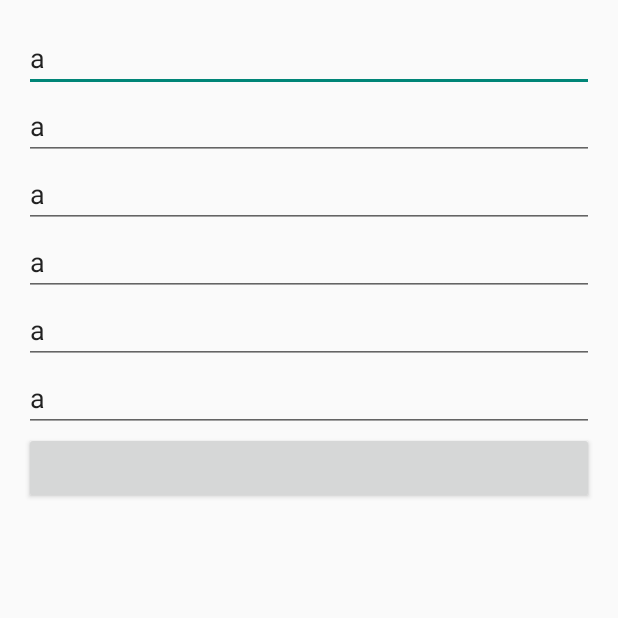
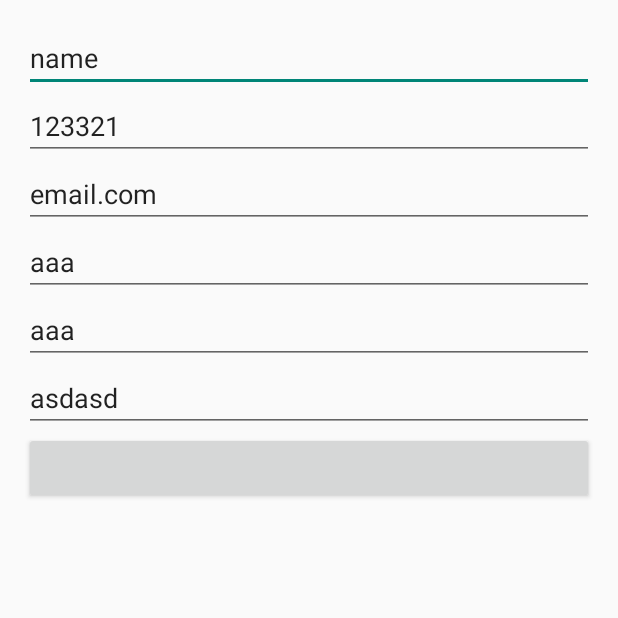
Before and after one commit to st1ch/Party-Tonight-Android, an Android app: the PromoterSignUpActivity screen opened directly, with no data from a screen before it, on a phone screen of 412 x 824 dp, the top half of it. Run offline under Robolectric (Android 15) with nearby library versions, the phone set to English and light mode, and no system bars; our stand-ins replace ButterKnife; 1 statement that could not run was skipped.

Commit message:
add sign in/sign up proper logic

```diff
--- a/app/src/main/java/app/media/opp/partytonight/data/Constants.java
+++ b/app/src/main/java/app/media/opp/partytonight/data/Constants.java
@@ -6,5 +6,5 @@ import java.util.Locale;
  * Created by sebastian on 13.06.16.
  */
 public interface Constants {
-    String BASE_URL = "http://10.0.1.6:8080";
+    String BASE_URL = "http://45.55.226.134:8080/partymaker/";
 }
--- a/app/src/main/java/app/media/opp/partytonight/data/MapperFactory.java
+++ b/app/src/main/java/app/media/opp/partytonight/data/MapperFactory.java
@@ -11,7 +11,6 @@ import app.media.opp.partytonight.domain.User;
  * Created by sebastian on 10.06.16.
  */
 public class MapperFactory implements AbstractMapperFactory {
-    private Gson gson = new Gson();
 
     @Override
     public Mapper<User, UserEntity> getUserEntityMapper() {
@@ -19,7 +18,7 @@ public class MapperFactory implements AbstractMapperFactory {
                 obj.getUserName(),
                 obj.getEmail(),
                 obj.getPhoneNumber(),
-                obj.getBillingInfo(),
+                obj.getBillingInfo() != null ? new BillingEntity(obj.getBillingInfo().getCardNumber()) : null,
                 obj.getEmergencyContact(),
                 obj.getPassword()
         );
--- a/app/src/main/java/app/media/opp/partytonight/data/PartyTonightAccount.java
+++ b/app/src/main/java/app/media/opp/partytonight/data/PartyTonightAccount.java
@@ -4,6 +4,7 @@ import android.content.Context;
 import android.content.SharedPreferences;
 
 import app.media.opp.partytonight.domain.Account;
+import app.media.opp.partytonight.domain.Billing;
 import app.media.opp.partytonight.domain.User;
 
 /**
@@ -35,7 +36,7 @@ public class PartyTonightAccount implements Account {
             String billingInfo = prefs.getString(BILLING_INFO, null);
             String emergencyContact = prefs.getString(EMERGENCY_CONTACT, null);
 
-            user = new User(userName, email, phone, billingInfo, emergencyContact, null);
+            user = new User(userName, email, phone, new Billing(billingInfo), emergencyContact, null);
             user.setToken(token);
         }
         return user;
@@ -49,7 +50,7 @@ public class PartyTonightAccount implements Account {
                 .putString(TOKEN, user.getToken())
                 .putString(EMAIL, user.getEmail())
                 .putString(PHONE, user.getPhoneNumber())
-                .putString(BILLING_INFO, user.getBillingInfo())
+                .putString(BILLING_INFO, user.getBillingInfo().getCardNumber())
                 .putString(EMERGENCY_CONTACT, user.getEmergencyContact())
                 .apply();
     }
@@ -62,6 +63,7 @@ public class PartyTonightAccount implements Account {
 
     @Override
     public void logout() {
+        user = null;
         context.getSharedPreferences(PREFS_NAME, Context.MODE_PRIVATE).edit()
                 .clear()
                 .apply();
--- a/app/src/main/java/app/media/opp/partytonight/data/rest/PartyTonightApi.java
+++ b/app/src/main/java/app/media/opp/partytonight/data/rest/PartyTonightApi.java
@@ -18,7 +18,7 @@ public interface PartyTonightApi {
 
 
     @POST("maker/signup")
-    Observable<Response> signUp(@Body UserEntity userEntity);
+    Observable<ResponseBody> makerSignUp(@Body UserEntity userEntity);
 
     @GET("signin")
     Observable<TokenEntity> logIn(@Header("Authorization") String authorization);
--- a/app/src/main/java/app/media/opp/partytonight/domain/User.java
+++ b/app/src/main/java/app/media/opp/partytonight/domain/User.java
@@ -8,7 +8,7 @@ import com.google.gson.annotations.SerializedName;
 public class User {
     String userName;
     String phoneNumber;
-    String billingInfo;
+    Billing billingInfo;
     String emergencyContact;
     String password;
     String email;
@@ -18,7 +18,7 @@ public class User {
         this(null, email, null, null, null, password);
     }
 
-    public User(String userName, String email, String phoneNumber, String billingInfo, String emergencyContact, String password) {
+    public User(String userName, String email, String phoneNumber, Billing billingInfo, String emergencyContact, String password) {
         this.userName = userName;
         this.email = email;
         this.phoneNumber = phoneNumber;
@@ -47,7 +47,7 @@ public class User {
         return phoneNumber;
     }
 
-    public String getBillingInfo() {
+    public Billing getBillingInfo() {
         return billingInfo;
     }
 
--- a/app/src/main/java/app/media/opp/partytonight/presentation/activities/ProgressActivity.java
+++ b/app/src/main/java/app/media/opp/partytonight/presentation/activities/ProgressActivity.java
@@ -2,6 +2,7 @@ package app.media.opp.partytonight.presentation.activities;
 
 import android.support.v7.app.AlertDialog;
 import android.support.v7.app.AppCompatActivity;
+import android.util.Log;
 import android.widget.Toast;
 
 import app.media.opp.partytonight.R;
@@ -16,6 +17,7 @@ public class ProgressActivity extends AppCompatActivity implements IProgressView
 
     @Override
     public void showProgress() {
+        Log.e("ProgressActivity", "showProgress");
         if (dialog == null)
             dialog = new AlertDialog.Builder(this)
                     .setView(getLayoutInflater().inflate(R.layout.dialog_progress, null))
@@ -33,6 +35,7 @@ public class ProgressActivity extends AppCompatActivity implements IProgressView
 
     @Override
     public void hideProgress() {
+        Log.e("ProgressActivity", "hideProgress");
         if (dialog != null) {
             dialog.dismiss();
             dialog = null;
--- a/app/src/main/java/app/media/opp/partytonight/presentation/activities/PromoterSignInActivity.java
+++ b/app/src/main/java/app/media/opp/partytonight/presentation/activities/PromoterSignInActivity.java
@@ -48,7 +48,9 @@ public class PromoterSignInActivity extends ProgressActivity implements ICredent
     public void onClick(View v) {
         switch (v.getId()) {
             case R.id.bLogIn:
-                presenter.onSignInButtonClick(etEmail.getText().toString(), etPassword.getText().toString());
+                String email = etEmail.getText().toString();
+                String password = etPassword.getText().toString();
+                presenter.onSignInButtonClick(email, password);
                 break;
             case R.id.bSignUp:
                 activityNavigator.startPromoterSignUpActivity(this);
--- a/app/src/main/java/app/media/opp/partytonight/presentation/activities/PromoterSignUpActivity.java
+++ b/app/src/main/java/app/media/opp/partytonight/presentation/activities/PromoterSignUpActivity.java
@@ -48,12 +48,12 @@ public class PromoterSignUpActivity extends ProgressActivity implements ICredent
     @Override
     protected void onStart() {
         super.onStart();
-        etName.setText("a");
-        etEmail.setText("a");
-        etPhoneNumber.setText("a");
-        etPassword.setText("a");
-        etBillingInfo.setText("a");
-        etEmergencyContact.setText("a");
+        etName.setText("name");
+        etEmail.setText("email.com");
+        etPhoneNumber.setText("123321");
+        etPassword.setText("asdasd");
+        etBillingInfo.setText("aaa");
+        etEmergencyContact.setText("aaa");
     }
 
     @Override
--- a/app/src/main/java/app/media/opp/partytonight/presentation/presenters/SignUpPresenter.java
+++ b/app/src/main/java/app/media/opp/partytonight/presentation/presenters/SignUpPresenter.java
@@ -5,6 +5,7 @@ import android.support.annotation.NonNull;
 import javax.inject.Inject;
 
 import app.media.opp.partytonight.data.di.scope.UserScope;
+import app.media.opp.partytonight.domain.Billing;
 import app.media.opp.partytonight.domain.User;
 import app.media.opp.partytonight.domain.subscribers.BaseProgressSubscriber;
 import app.media.opp.partytonight.domain.usecase.SignUpUseCase;
@@ -43,7 +44,7 @@ public class SignUpPresenter extends ProgressPresenter<ICredentialView> implemen
     @Override
     public void onSignUpButtonClick(String name, String email, String phone,
                                     String password, String billingInfo, String emergencyContact) {
-        useCase.setUser(new User(name, email, phone, password, billingInfo, emergencyContact));
+        useCase.setUser(new User(name, email, phone, new Billing(billingInfo), emergencyContact, password));
         useCase.execute(getSubscriber());
     }
 
--- a/app/src/main/java/app/media/opp/partytonight/presentation/utils/Messages.java
+++ b/app/src/main/java/app/media/opp/partytonight/presentation/utils/Messages.java
@@ -8,6 +8,7 @@ import javax.inject.Inject;
 import javax.inject.Singleton;
 
 import app.media.opp.partytonight.R;
+import retrofit2.adapter.rxjava.HttpException;
 
 
 /**
@@ -25,6 +26,9 @@ public class Messages {
 
     public String getError(Throwable e) {
         String message = e.getMessage();
+        if (e instanceof HttpException  && ((HttpException) e).code() == 401) {
+            return c.getString(R.string.wrongLoginOrPassword);
+        }
         if (e instanceof SocketTimeoutException) {
             return c.getString(R.string.networkError);
         }
--- a/app/src/main/res/values/strings.xml
+++ b/app/src/main/res/values/strings.xml
@@ -13,4 +13,5 @@
     <string name="billingInfo">Billing info</string>
     <string name="emergencyContact">Emergency contact</string>
     <string name="pleaseWait">Please, wait...</string>
+    <string name="wrongLoginOrPassword">Wrong login or password</string>
 </resources>
```
Also changed, not shown: app/src/main/java/app/media/opp/partytonight/data/BillingEntity.java (added, +21 -0 lines), app/src/main/java/app/media/opp/partytonight/data/UserEntity.java (+4 -9 lines), app/src/main/java/app/media/opp/partytonight/data/rest/RestApi.java (+2 -6 lines), app/src/main/java/app/media/opp/partytonight/domain/Billing.java (added, +19 -0 lines), app/src/main/java/app/media/opp/partytonight/domain/subscribers/BaseProgressSubscriber.java (+2 -6 lines).
